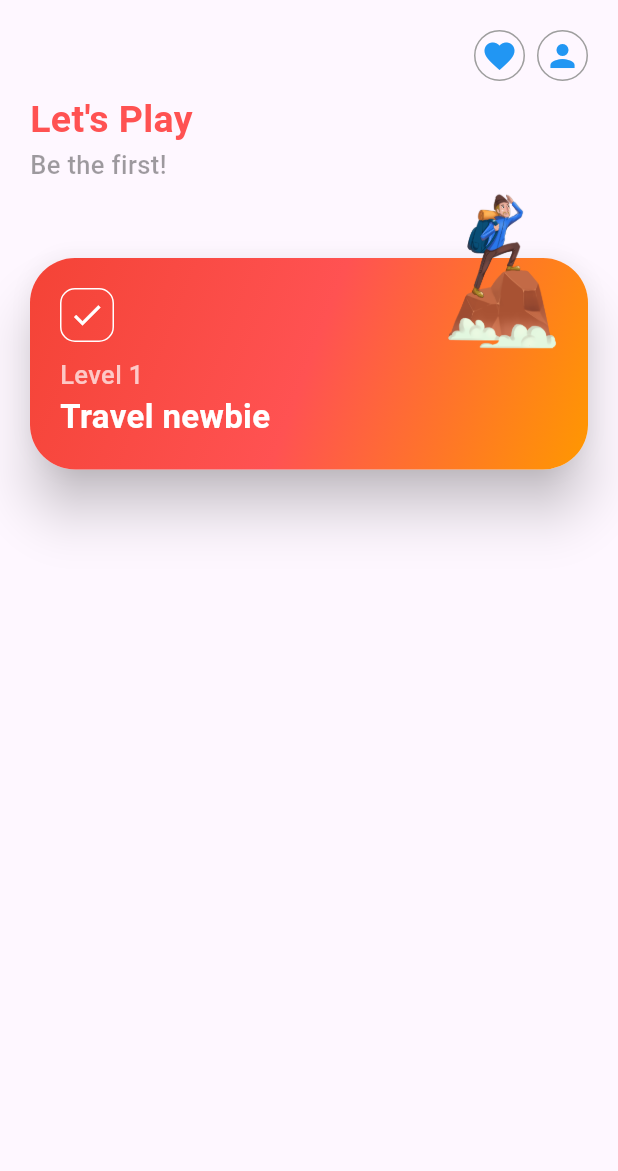
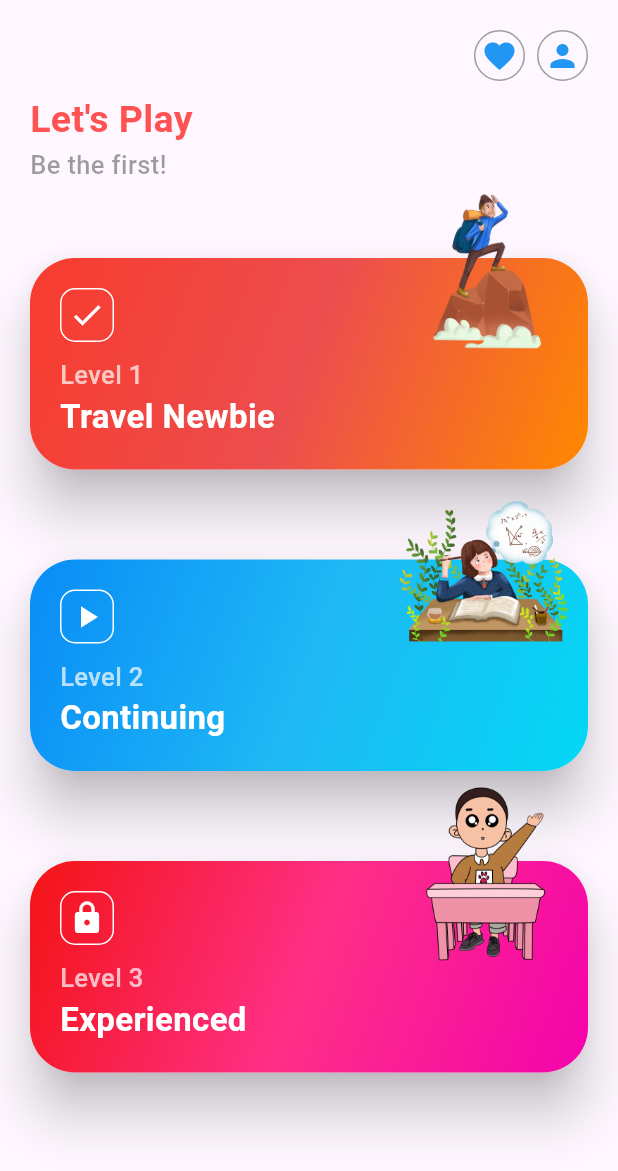
Before and after one commit to AvijitDasAvi/Quiz-App, a Flutter app: the screen it shows after launch, on a phone screen of 412 x 824 dp. Shown: the top 1171 px of the screen. Run offline on Flutter 3.47's test engine with Material 3 defaults, Android fonts, the phone set to English and light mode, and no system bars.

Commit message:
Complete home page ui and add assets

```diff
--- a/lib/pages/home_page.dart
+++ b/lib/pages/home_page.dart
@@ -1,5 +1,5 @@
-import 'package:flutter/cupertino.dart';
 import 'package:flutter/material.dart';
+import 'package:quiz_app/widgets/feature_container.dart';
 import 'package:quiz_app/widgets/gradient_color.dart';
 
 class HomePage extends StatefulWidget {
@@ -13,7 +13,8 @@ class _HomePageState extends State<HomePage> {
   @override
   Widget build(BuildContext context) {
     return Scaffold(
-      body: Container(
+      body: SingleChildScrollView(
+        child: Container(
           margin: EdgeInsets.only(top: 20.0, left: 20.0, right: 20.0),
           child: Column(
             crossAxisAlignment: CrossAxisAlignment.start,
@@ -70,82 +71,40 @@ class _HomePageState extends State<HomePage> {
                     fontSize: 17.0,
                     fontWeight: FontWeight.w500),
               ),
-            //Level container with gradient color
-            Stack(
-              children: [
-                Container(
-                  padding: EdgeInsets.only(top: 50.0),
-                  child: Material(
-                    elevation: 15.0,
-                    borderRadius: BorderRadius.circular(30.0),
-                    child: Container(
-                      padding: EdgeInsets.only(
-                        top: 20,
-                        bottom: 20.0,
-                        left: 20.0,
-                        right: 20.0,
-                      ),
-                      width: MediaQuery.of(context).size.width,
-                      decoration: BoxDecoration(
-                        borderRadius: BorderRadius.circular(30.0),
-                        gradient: createGradient(),
-                      ),
-                      child: Column(
-                        mainAxisAlignment: MainAxisAlignment.spaceBetween,
-                        crossAxisAlignment: CrossAxisAlignment.start,
-                        children: [
-                          Container(
-                            padding: EdgeInsets.all(5.0),
-                            decoration: BoxDecoration(
-                              border: Border.all(
-                                color: Colors.white,
-                              ),
-                              borderRadius: BorderRadius.circular(10.0),
-                            ),
-                            child: Icon(
-                              Icons.done,
-                              color: Colors.white,
-                            ),
+              //Level 1 container
+              FeatureContainer(
+                color: firstContainer(),
+                icon: Icons.done,
+                levelText: "Level 1",
+                discriptionText: "Travel Newbie",
+                imagePath: "assets/images/level1.png",
               ),
               SizedBox(
                 height: 10.0,
               ),
-                          Text(
-                            "Level 1",
-                            style: TextStyle(
-                              color: Colors.white70,
-                              fontWeight: FontWeight.w500,
-                              fontSize: 17.0,
+              //Level 2 container
+              FeatureContainer(
+                icon: Icons.play_arrow,
+                color: secondContainer(),
+                levelText: "Level 2",
+                discriptionText: "Continuing",
+                imagePath: "assets/images/level2.png",
               ),
+              SizedBox(
+                height: 10.0,
               ),
-                          Text(
-                            "Travel newbie",
-                            style: TextStyle(
-                              fontSize: 22.0,
-                              fontWeight: FontWeight.bold,
-                              color: Colors.white,
-                            ),
+              //Level 3 container
+              FeatureContainer(
+                icon: Icons.lock,
+                color: thirdContainer(),
+                levelText: "Level 3",
+                discriptionText: "Experienced",
+                imagePath: "assets/images/level3.png",
               ),
             ],
           ),
         ),
       ),
-                ),
-                Row(
-                  mainAxisAlignment: MainAxisAlignment.end,
-                  children: [
-                    Image.asset(
-                      "assets/images/travel bag.png",
-                      height: 120.0,
-                      width: 120.0,
-                    ),
-                  ],
-                ),
-              ],
-            ),
-          ],
-        ),
-      ),
     );
   }
 }
--- /dev/null
+++ b/lib/widgets/feature_container.dart
@@ -0,0 +1,96 @@
+import 'package:flutter/material.dart';
+
+class FeatureContainer extends StatelessWidget {
+  final Gradient color;
+  final IconData icon;
+  final String levelText;
+  final String discriptionText;
+  final String imagePath;
+  const FeatureContainer({
+    super.key,
+    required this.icon,
+    required this.color,
+    required this.levelText,
+    required this.discriptionText,
+    required this.imagePath,
+  });
+
+  @override
+  Widget build(BuildContext context) {
+    return Stack(
+      children: [
+        Container(
+          padding: EdgeInsets.only(top: 50.0),
+          child: Material(
+            elevation: 15.0,
+            borderRadius: BorderRadius.circular(30.0),
+            child: Container(
+              padding: EdgeInsets.only(
+                top: 20,
+                bottom: 20.0,
+                left: 20.0,
+                right: 20.0,
+              ),
+              width: MediaQuery.of(context).size.width,
+              decoration: BoxDecoration(
+                borderRadius: BorderRadius.circular(30.0),
+                gradient: color,
+              ),
+              child: Column(
+                mainAxisAlignment: MainAxisAlignment.spaceBetween,
+                crossAxisAlignment: CrossAxisAlignment.start,
+                children: [
+                  Container(
+                    padding: EdgeInsets.all(5.0),
+                    decoration: BoxDecoration(
+                      border: Border.all(
+                        color: Colors.white,
+                      ),
+                      borderRadius: BorderRadius.circular(10.0),
+                    ),
+                    child: Icon(
+                      icon,
+                      color: Colors.white,
+                    ),
+                  ),
+                  SizedBox(
+                    height: 10.0,
+                  ),
+                  Text(
+                    levelText,
+                    style: TextStyle(
+                      color: Colors.white70,
+                      fontWeight: FontWeight.w500,
+                      fontSize: 17.0,
+                    ),
+                  ),
+                  Text(
+                    discriptionText,
+                    style: TextStyle(
+                      fontSize: 22.0,
+                      fontWeight: FontWeight.bold,
+                      color: Colors.white,
+                    ),
+                  ),
+                ],
+              ),
+            ),
+          ),
+        ),
+        Row(
+          mainAxisAlignment: MainAxisAlignment.end,
+          children: [
+            Padding(
+              padding: const EdgeInsets.only(right: 10.0),
+              child: Image.asset(
+                imagePath,
+                height: 120.0,
+                width: 120.0,
+              ),
+            ),
+          ],
+        ),
+      ],
+    );
+  }
+}
--- a/lib/widgets/gradient_color.dart
+++ b/lib/widgets/gradient_color.dart
@@ -1,9 +1,37 @@
 import 'package:flutter/material.dart';
 
-LinearGradient createGradient() {
+LinearGradient firstContainer() {
   return LinearGradient(
-    colors: [Colors.red, Colors.redAccent, Colors.orange],
+    colors: [
+      const Color.fromARGB(255, 248, 59, 46),
+      const Color.fromARGB(255, 236, 78, 78),
+      Color.fromARGB(255, 255, 136, 0)
+    ],
     begin: Alignment.topLeft,
     end: Alignment.bottomRight,
   );
 }
+
+LinearGradient secondContainer() {
+  return LinearGradient(
+    colors: [
+      Color.fromARGB(255, 9, 140, 247),
+      Color.fromARGB(255, 31, 184, 245),
+      const Color.fromARGB(255, 3, 216, 244)
+    ],
+    begin: Alignment.topLeft,
+    end: Alignment.bottomRight,
+  );
+}
+
+LinearGradient thirdContainer() {
+  return LinearGradient(
+    colors: [
+      Color.fromARGB(255, 243, 20, 20),
+      Color.fromARGB(255, 255, 47, 134),
+      Color.fromARGB(255, 244, 3, 172)
+    ],
+    begin: Alignment.topLeft,
+    end: Alignment.bottomRight,
+  );
+}
```
Also changed, not shown: assets/images/level1.png (renamed from assets/images/travel bag.png), assets/images/level2.png (added), assets/images/level3.png (added). Lines whose indentation alone changed are shown as unchanged.
